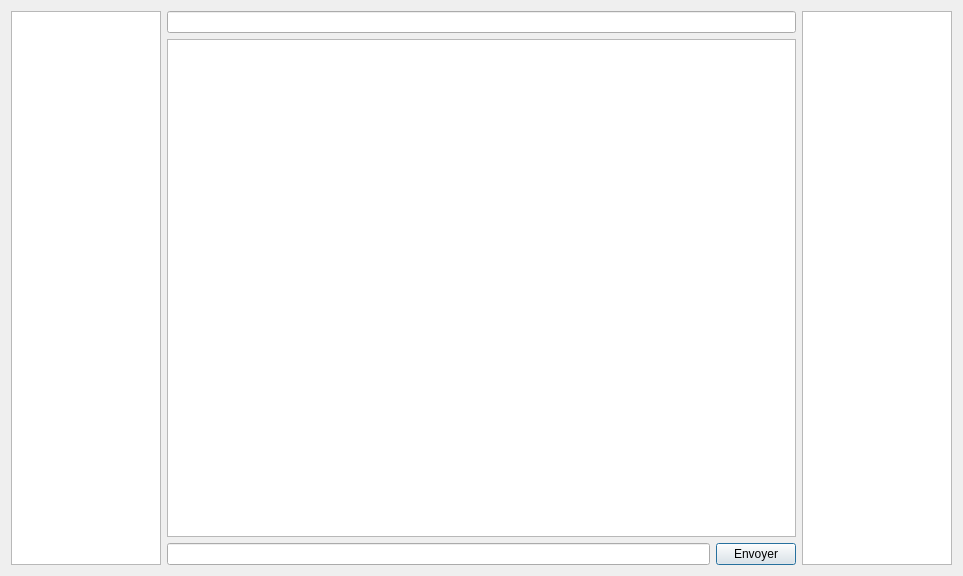
Above: ChatIRC/mainframe.ui from Phoenix63/IRC-like before the change. Below: the same form after it.
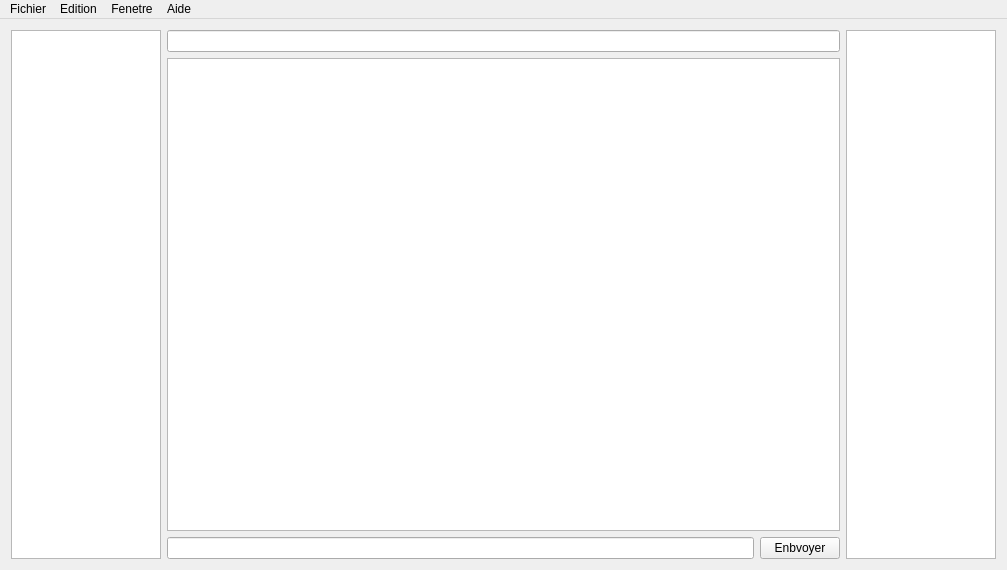
That is the form after the change.

Commit message: Mainframe refactoring + nickname edit

Diff of the .ui file:
```diff
--- a/ChatIRC/mainframe.ui
+++ b/ChatIRC/mainframe.ui
@@ -1,24 +1,20 @@
 <?xml version="1.0" encoding="UTF-8"?>
 <ui version="4.0">
  <class>MainFrame</class>
- <widget class="QDialog" name="MainFrame">
+ <widget class="QMainWindow" name="MainFrame">
   <property name="geometry">
    <rect>
     <x>0</x>
     <y>0</y>
-    <width>963</width>
-    <height>576</height>
+    <width>1007</width>
+    <height>570</height>
    </rect>
   </property>
   <property name="windowTitle">
    <string>Pand'IRC</string>
   </property>
-  <property name="styleSheet">
-   <string notr="true"/>
-  </property>
-  <layout class="QGridLayout" name="gridLayout">
-   <item row="0" column="0">
-    <layout class="QHBoxLayout" name="horizontalLayout">
+  <widget class="QWidget" name="centralWidget">
+   <layout class="QHBoxLayout" name="horizontalLayout_3">
      <item>
       <widget class="QListWidget" name="channelList">
        <property name="minimumSize">
@@ -33,13 +29,10 @@
          <height>16777215</height>
         </size>
        </property>
-       <property name="sortingEnabled">
-        <bool>true</bool>
-       </property>
       </widget>
      </item>
      <item>
-      <layout class="QVBoxLayout" name="verticalLayout_3">
+     <layout class="QVBoxLayout" name="verticalLayout_4">
        <item>
         <widget class="QLineEdit" name="topicDisplay">
          <property name="readOnly">
@@ -48,25 +41,17 @@
         </widget>
        </item>
        <item>
-        <widget class="QTextBrowser" name="messagePrinter">
-         <property name="sizeAdjustPolicy">
-          <enum>QAbstractScrollArea::AdjustToContents</enum>
-         </property>
-        </widget>
+       <widget class="QTextBrowser" name="messagePrinter"/>
        </item>
        <item>
         <layout class="QHBoxLayout" name="horizontalLayout_2">
          <item>
-          <widget class="QLineEdit" name="messageSender">
-           <property name="readOnly">
-            <bool>false</bool>
-           </property>
-          </widget>
+         <widget class="QLineEdit" name="messageSender"/>
          </item>
          <item>
           <widget class="QPushButton" name="pushButton_send">
            <property name="text">
-            <string>Envoyer</string>
+           <string>Enbvoyer</string>
            </property>
           </widget>
          </item>
@@ -88,15 +73,51 @@
          <height>16777215</height>
         </size>
        </property>
-       <property name="sortingEnabled">
-        <bool>true</bool>
-       </property>
       </widget>
      </item>
     </layout>
-   </item>
-  </layout>
- </widget>
+  </widget>
+  <widget class="QMenuBar" name="menuBar">
+   <property name="geometry">
+    <rect>
+     <x>0</x>
+     <y>0</y>
+     <width>1007</width>
+     <height>21</height>
+    </rect>
+   </property>
+   <widget class="QMenu" name="menuFichier">
+    <property name="title">
+     <string>Fichier</string>
+    </property>
+   </widget>
+   <widget class="QMenu" name="menuEdition">
+    <property name="title">
+     <string>Edition</string>
+    </property>
+   </widget>
+   <widget class="QMenu" name="menuFenetre">
+    <property name="title">
+     <string>Fenetre</string>
+    </property>
+   </widget>
+   <widget class="QMenu" name="menuAide">
+    <property name="title">
+     <string>Aide</string>
+    </property>
+   </widget>
+   <addaction name="menuFichier"/>
+   <addaction name="menuEdition"/>
+   <addaction name="menuFenetre"/>
+   <addaction name="menuAide"/>
+  </widget>
+  <action name="actioninp">
+   <property name="text">
+    <string>inp</string>
+   </property>
+  </action>
+ </widget>
+ <layoutdefault spacing="6" margin="11"/>
  <resources/>
  <connections/>
 </ui>
```
Left out of the diff: 2 changed lines with no effect on the pictures. Lines whose indentation alone changed are shown as unchanged. The commit also changes 12 other files.
